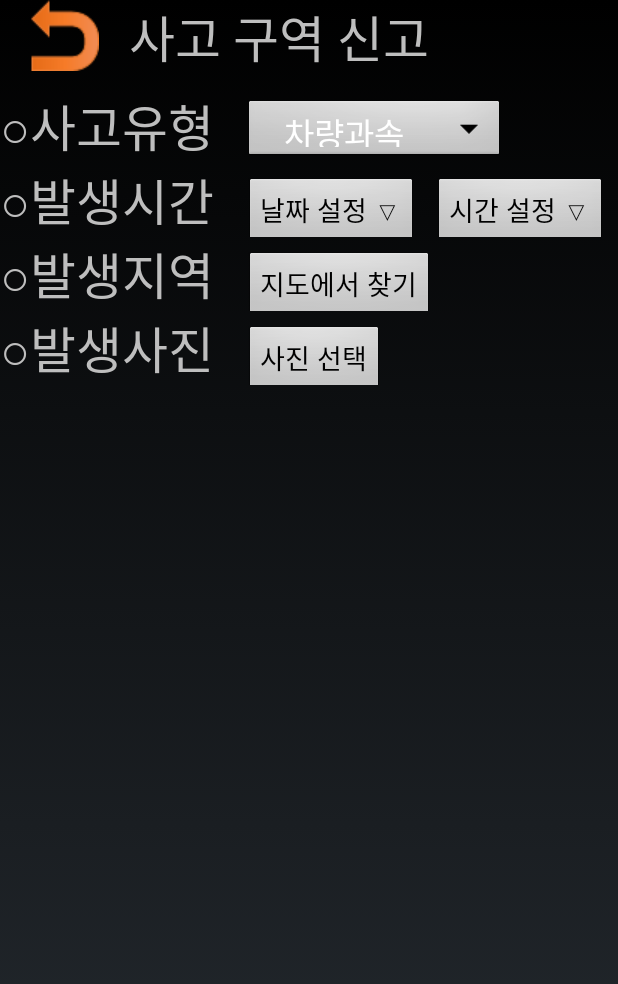
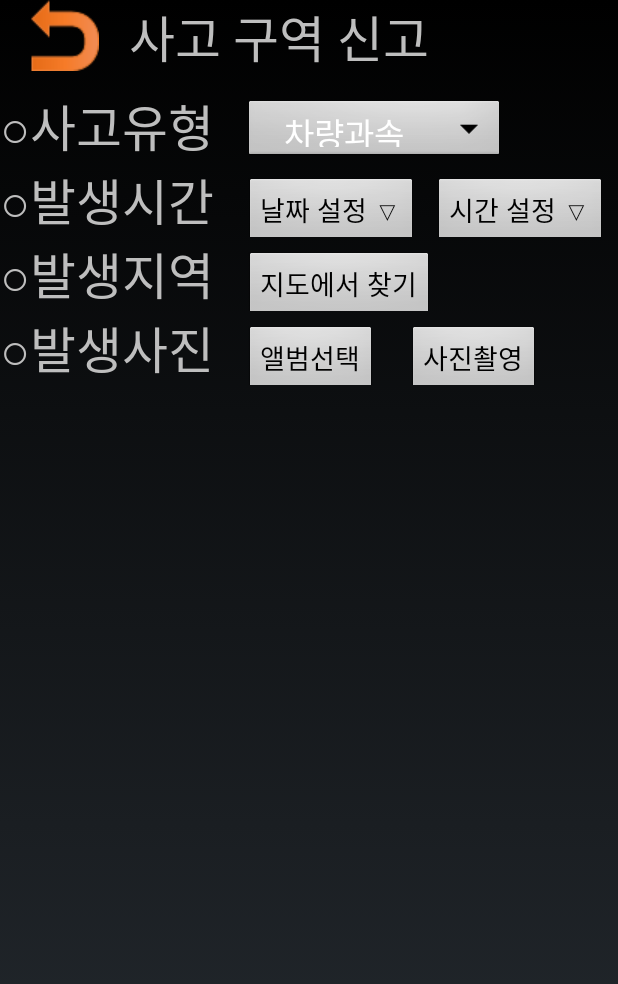
Before and after one commit to SafePatrol/SafePatrol, an Android app: the Report screen opened directly, with no data from a screen before it, on a phone screen of 412 x 824 dp. Shown: the top 984 px of the screen. Run offline under Robolectric (Android 15) with nearby library versions, the phone set to English and light mode, and no system bars.

Commit message:
Han Commit(2017-07-15, 사고 신고 기능 중 사진업로드 기능 추가)

```diff
--- a/app/src/main/res/layout/activity_report.xml
+++ b/app/src/main/res/layout/activity_report.xml
@@ -126,6 +126,17 @@
                 android:textSize="8pt"/>
             <!-- 스크롤 이벤트 레이아웃 추가 -->
         </LinearLayout>
+        <!-- 위치 레이아웃 -->
+        <LinearLayout
+            android:layout_width="match_parent"
+            android:layout_height="600px"
+            android:visibility="gone">
+            <fragment
+                android:id="@+id/report_map"
+                android:layout_width="match_parent"
+                android:layout_height="600px"
+                class="com.google.android.gms.maps.MapFragment" />
+        </LinearLayout>
         <!-- 발생사진 레이아웃 -->
         <LinearLayout
             android:layout_width="match_parent"
@@ -142,10 +153,18 @@
                 android:text="발생사진"
                 android:textSize="15pt" />
             <Button
+                android:id="@+id/report_imagebutton"
                 android:layout_width="wrap_content"
                 android:layout_height="wrap_content"
                 android:layout_marginLeft="20dp"
-                android:text="사진 선택"
+                android:text="앨범선택"
+                android:textSize="8pt"/>
+            <Button
+                android:id="@+id/report_cambutton"
+                android:layout_width="wrap_content"
+                android:layout_height="wrap_content"
+                android:layout_marginLeft="20dp"
+                android:text="사진촬영"
                 android:textSize="8pt"/>
         </LinearLayout>
         <!-- 발생사진 보기 레이아웃 -->
@@ -154,6 +173,7 @@
             android:layout_height="match_parent"
             android:orientation="horizontal">
             <ImageView
+                android:id="@+id/report_Imageview"
                 android:layout_width="match_parent"
                 android:layout_height="match_parent" />
         </LinearLayout>
```
Also changed, not shown: app/src/main/java/com/hanict/safepatrol/Report.java (+104 -2 lines), app/src/main/res/drawable/setting1.png.
